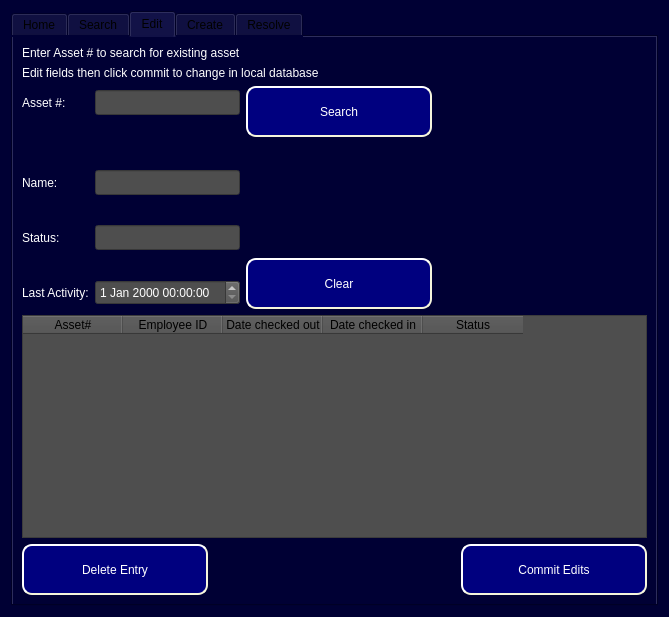
First picture: the form in ui/Admin_Level2_Access.ui, repository Capstone-RFID/Code, before the edit.
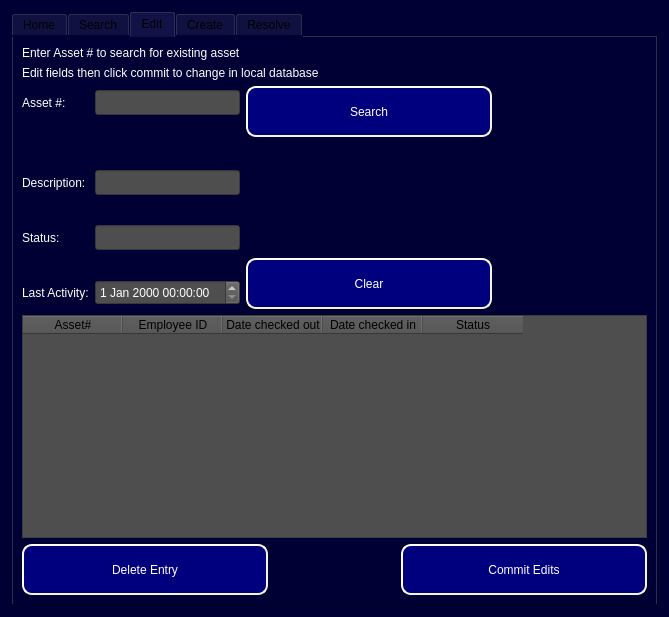
Second picture: the form after the edit. The open tabs and pages were chosen to show the change.

The edit to the form file:
```diff
--- a/ui/Admin_Level2_Access.ui
+++ b/ui/Admin_Level2_Access.ui
@@ -731,7 +731,7 @@
 font: 12pt &quot;MS Shell Dlg 2&quot;;</string>
                  </property>
                  <property name="text">
-                  <string>Name:</string>
+                  <string>Description:</string>
                  </property>
                 </widget>
                </item>
@@ -808,7 +808,7 @@
               <widget class="QPushButton" name="Edit_Clear_Button">
                <property name="minimumSize">
                 <size>
-                 <width>186</width>
+                 <width>246</width>
                  <height>51</height>
                 </size>
                </property>
@@ -838,7 +838,7 @@
               <widget class="QPushButton" name="Edit_Search_Button">
                <property name="minimumSize">
                 <size>
-                 <width>186</width>
+                 <width>246</width>
                  <height>51</height>
                 </size>
                </property>
@@ -941,7 +941,7 @@
             <widget class="QPushButton" name="Edit_Delete_Entry_Button">
              <property name="minimumSize">
               <size>
-               <width>186</width>
+               <width>246</width>
                <height>51</height>
               </size>
              </property>
@@ -984,7 +984,7 @@
             <widget class="QPushButton" name="Edit_Commit_Edits_Button">
              <property name="minimumSize">
               <size>
-               <width>186</width>
+               <width>246</width>
                <height>51</height>
               </size>
              </property>
```
Left out of the diff: 20 changed lines with no effect on the pictures.
